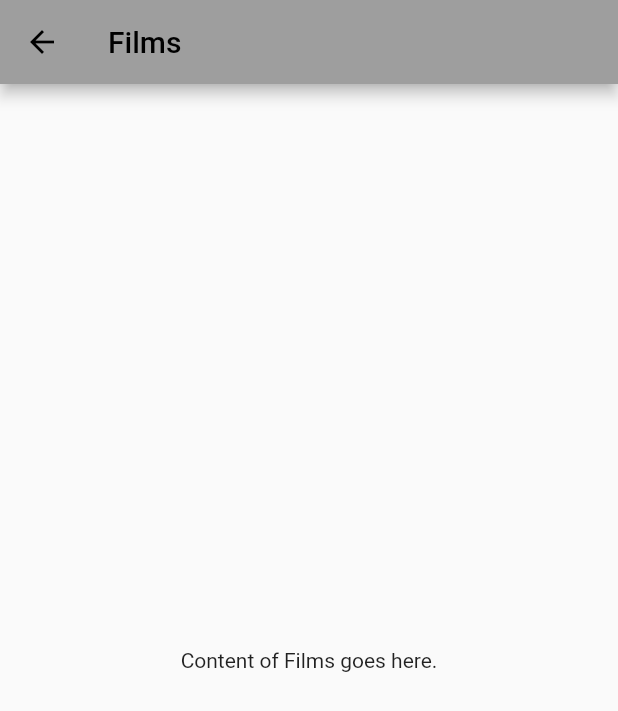
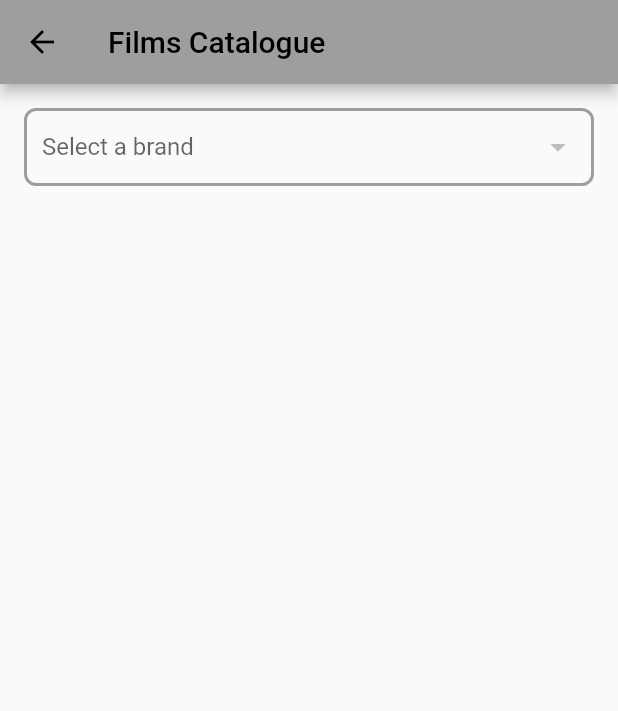
Before and after one commit to AlexGuoussatchok/analog_photography_db, a Flutter app: the CatalogueFilmsScreen screen opened directly, on a phone screen of 412 x 824 dp. Shown: the top 711 px of the screen. Run offline on Flutter 3.47's test engine with Material 2 defaults, Android fonts, the light colour scheme and no system bars; our stand-ins replace sqflite; accounts and stored records are empty; statements that could not run were skipped.

Commit message:
+ films catalogue screen done

```diff
--- /dev/null
+++ b/lib/database_helpers/films_catalogue_database_helper.dart
@@ -0,0 +1,100 @@
+import 'dart:io';
+import 'package:flutter/services.dart';
+import 'package:path/path.dart';
+import 'package:path_provider/path_provider.dart';
+import 'package:sqflite/sqflite.dart';
+
+class FilmsCatalogueDatabaseHelper {
+  static const String dbName = 'films_catalogue.db';
+  static const _databaseVersion = 20231012;
+  static Database? _database;
+
+  static Future<Database?> get database async {
+    if (_database != null) return _database;
+    _database = await initializeDatabase();
+    return _database;
+  }
+
+  static Future<Database> initializeDatabase() async {
+    Directory documentsDirectory = await getApplicationDocumentsDirectory();
+    String path = join(documentsDirectory.path, dbName);
+
+    if (await databaseExists(path)) {
+      return await openDatabase(path, version: _databaseVersion, onUpgrade: _onUpgrade);
+    } else {
+      ByteData data = await rootBundle.load(join('assets/databases', dbName));
+      List<int> bytes = data.buffer.asUint8List();
+      await File(path).writeAsBytes(bytes);
+      return await openDatabase(path, version: _databaseVersion);
+    }
+  }
+
+  static final FilmsCatalogueDatabaseHelper _instance = FilmsCatalogueDatabaseHelper._privateConstructor();
+  factory FilmsCatalogueDatabaseHelper() {
+    return _instance;
+  }
+  FilmsCatalogueDatabaseHelper._privateConstructor();
+
+
+  static Future<void> _onUpgrade(Database db, int oldVersion, int newVersion) async {
+    if (newVersion > oldVersion) {
+      Directory documentsDirectory = await getApplicationDocumentsDirectory();
+      String path = join(documentsDirectory.path, dbName);
+      await db.close();
+      await deleteDatabase(path);
+      ByteData data = await rootBundle.load(join('assets/databases', dbName));
+      List<int> bytes = data.buffer.asUint8List();
+      await File(path).writeAsBytes(bytes);
+    }
+  }
+
+  Future<List<Map<String, dynamic>>> getFilmsBrands() async {
+    final db = await database;
+    try {
+      return await db!.query('film_brands', columns: ['brand'], orderBy: 'brand ASC');
+    } catch (e) {
+      print("Error fetching lens brands: $e");
+      return [];
+    }
+  }
+
+  Future<List<Map<String, dynamic>>> getFilmsNames(String brand) async {
+    final db = await database;
+    try {
+      String tableName = '${brand.toLowerCase().replaceAll(' ', '_')}_films_catalogue';
+      return await db!.query(tableName, columns: ['name'], orderBy: 'name ASC');
+    } catch (e) {
+      print("Error fetching films names from $brand: $e");
+      return [];
+    }
+  }
+
+  Future<Map<String, dynamic>> getItemDetails(String tableName, String name) async {
+    final db = await database;
+    try {
+      var result = await db!.query(tableName, where: "name = ?", whereArgs: [name]);
+      if (result.isNotEmpty) {
+        return result.first;
+      } else {
+        throw Exception('Film name not found in the database.');
+      }
+    } catch (e) {
+      print("Error fetching item details for $name from $tableName: $e");
+      rethrow;
+    }
+  }
+
+  Future<Map<String, dynamic>> getFilmsDetails(String brand, String name) async {
+    String tableName = '${brand.toLowerCase().replaceAll(' ', '_')}_films_catalogue';
+    return await getItemDetails(tableName, name);
+  }
+
+
+
+  Future<void> close() async {
+    if (_database != null) {
+      await _database!.close();
+      _database = null;
+    }
+  }
+}
--- a/lib/main.dart
+++ b/lib/main.dart
@@ -5,12 +5,14 @@
 import 'package:analog_photography_db/screens/photo_notes_screen.dart';
 import 'package:analog_photography_db/database_helpers/cameras_catalogue_database_helper.dart';
 import 'package:analog_photography_db/database_helpers/lenses_catalogue_database_helper.dart';
+import 'package:analog_photography_db/database_helpers/films_catalogue_database_helper.dart';
 
 
 void main() async {
   WidgetsFlutterBinding.ensureInitialized();
   await CamerasCatalogueDatabaseHelper.initializeDatabase();
   await LensesCatalogueDatabaseHelper.initializeDatabase();
+  await FilmsCatalogueDatabaseHelper.initializeDatabase();
   runApp(const MyApp());
 }
 
--- a/lib/screens/catalogue_films_screen.dart
+++ b/lib/screens/catalogue_films_screen.dart
@@ -1,17 +1,174 @@
 import 'package:flutter/material.dart';
+import 'package:analog_photography_db/database_helpers/films_catalogue_database_helper.dart';
 
-class CatalogueFilmsScreen extends StatelessWidget {
+class CatalogueFilmsScreen extends StatefulWidget {
   const CatalogueFilmsScreen({Key? key}) : super(key: key);
+
+  @override
+  _CatalogueFilmsScreenState createState() => _CatalogueFilmsScreenState();
+}
+
+class _CatalogueFilmsScreenState extends State<CatalogueFilmsScreen> {
+  List<String> filmBrands = [];
+  List<String> filmNames = [];
+  String? selectedBrand;
+
+  @override
+  void initState() {
+    super.initState();
+    _loadFilmsBrands();
+  }
+
+  _loadFilmsBrands() async {
+    try {
+      var brands = await FilmsCatalogueDatabaseHelper().getFilmsBrands();
+      setState(() {
+        filmBrands = brands.map((e) => e['brand'].toString()).toList();
+      });
+    } catch (e) {
+      print(e);
+    }
+  }
+
+  _loadFilmsNames(String brand) async {
+    try {
+      var models = await FilmsCatalogueDatabaseHelper().getFilmsNames(brand);
+      setState(() {
+        filmNames = models.map((e) => e['name'].toString()).toList();
+      });
+    } catch (e) {
+      print(e);
+    }
+  }
+
+
+  void _showFilmDetails(BuildContext context, Map<String, dynamic> details) {
+    List<String> excludedColumns = ['id', 'name'];
+
+    String brand = selectedBrand!.toLowerCase();
+    String imageId = details['id'].toString();
+    String imagePath = 'assets/images/films/$brand/$imageId.JPG';
+
+    List<Widget> detailWidgets = details.entries.where((entry) =>
+    // Exclude entries that are null or in the excludedColumns list
+    entry.value != null &&
+        entry.value.toString().isNotEmpty &&
+        !excludedColumns.contains(entry.key)
+    ).toList().asMap().entries.map((mapEntry) {
+      int index = mapEntry.key;
+      MapEntry<String, dynamic> entry = mapEntry.value;
+      return Container(
+        width: double.infinity,
+        margin: const EdgeInsets.only(bottom: 8.0),
+        padding: const EdgeInsets.all(8.0),
+        decoration: BoxDecoration(
+          border: Border.all(color: Colors.grey.shade400),
+          color: index.isEven ? Colors.grey.shade100 : Colors.white,
+        ),
+        child: Column(
+          crossAxisAlignment: CrossAxisAlignment.start,
+          children: <Widget>[
+            Text(
+              entry.key.replaceAll('_', ' '),
+              style: const TextStyle(fontWeight: FontWeight.bold),
+            ), // The column name
+            const SizedBox(height: 4.0),
+            Text(entry.value.toString()), // The value for that column
+          ],
+        ),
+      );
+    }).toList();
+
+    // Combined list of widgets with image and details
+    List<Widget> combinedWidgets = [
+      Image.asset(imagePath), // Display the camera image
+      Text(details['name']?.replaceAll('_', ' ') ?? "Unknown Film"),
+      const SizedBox(height: 10.0), // Optional: To add some spacing
+      ...detailWidgets
+    ];
+
+    showDialog(
+      context: context,
+      builder: (BuildContext context) {
+        return AlertDialog(
+          content: SingleChildScrollView(
+            child: Column(
+              crossAxisAlignment: CrossAxisAlignment.start,
+              children: combinedWidgets,
+            ),
+          ),
+          actions: <Widget>[
+            TextButton(
+              child: const Text('Close'),
+              onPressed: () {
+                Navigator.of(context).pop();
+              },
+            ),
+          ],
+        );
+      },
+    );
+  }
 
   @override
   Widget build(BuildContext context) {
     return Scaffold(
       appBar: AppBar(
         backgroundColor: Colors.grey,
-        title: const Text('Films'),
+        title: const Text('Films Catalogue'),
       ),
-      body: const Center(
-        child: Text('Content of Films goes here.'),
+      body: Padding(
+        padding: const EdgeInsets.all(16.0),
+        child: Column(
+          children: [
+            Container(
+              decoration: BoxDecoration(
+                borderRadius: BorderRadius.circular(8.0),
+                border: Border.all(
+                  color: Colors.grey,
+                  width: 2.0,
+                ),
+              ),
+              padding: const EdgeInsets.symmetric(horizontal: 10.0),
+              child: DropdownButtonHideUnderline(
+                child: DropdownButton<String>(
+                  isExpanded: true,
+                  items: filmBrands.map((String brand) {
+                    return DropdownMenuItem<String>(
+                      value: brand,
+                      child: Text(brand),
+                    );
+                  }).toList(),
+                  onChanged: (value) {
+                    setState(() {
+                      selectedBrand = value!;
+                      _loadFilmsNames(selectedBrand!);
+                    });
+                  },
+                  hint: const Text('Select a brand'),
+                  value: selectedBrand,
+                ),
+              ),
+            ),
+            const SizedBox(height: 16.0),
+            Expanded(
+              child: ListView.builder(
+                itemCount: filmNames.length,
+                itemBuilder: (context, index) {
+                  return ListTile(
+                    title: Text(filmNames[index]),
+                    onTap: () async {
+                      Map<String, dynamic> details = await FilmsCatalogueDatabaseHelper().getFilmsDetails(selectedBrand!, filmNames[index]);
+                      _showFilmDetails(context, details);
+                    },
+
+                  );
+                },
+              ),
+            )
+
+          ],
+        ),
       ),
     );
   }
--- a/pubspec.yaml
+++ b/pubspec.yaml
@@ -30,7 +30,9 @@
   assets:
     - assets/databases/cameras_catalogue.db
     - assets/databases/lenses_catalogue.db
+    - assets/databases/films_catalogue.db
     - assets/images/cameras/agfa/
     - assets/images/cameras/canon/
     - assets/images/cameras/nikon/
     - assets/images/lenses/asahi_pentax/
+    - assets/images/films/tasma/
```
Also changed, not shown: assets/images/films/tasma/1.JPG (added), 1 other file.
